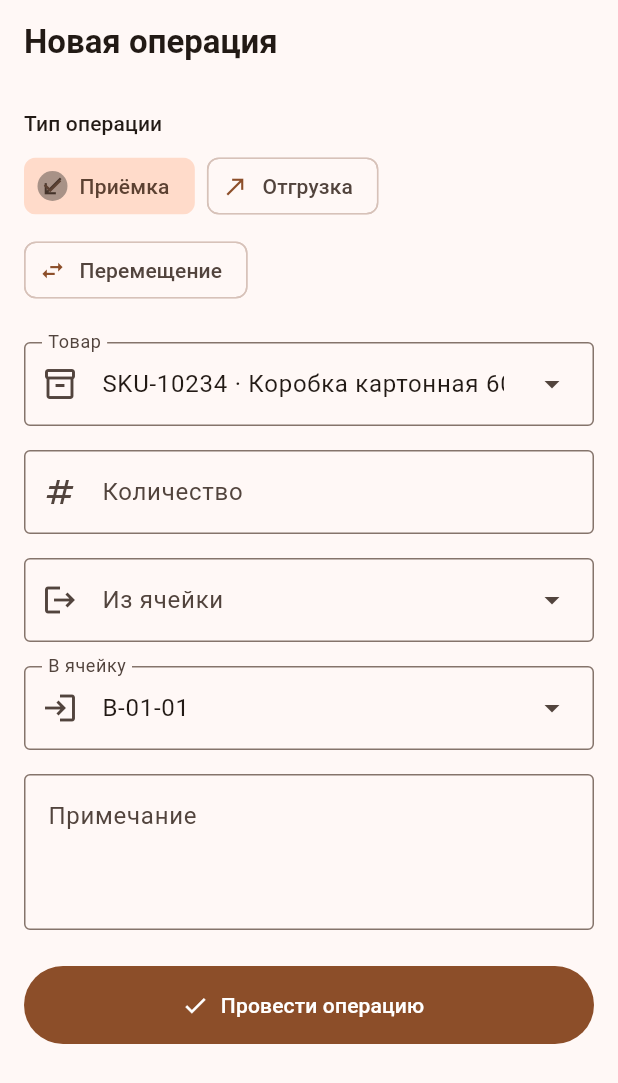
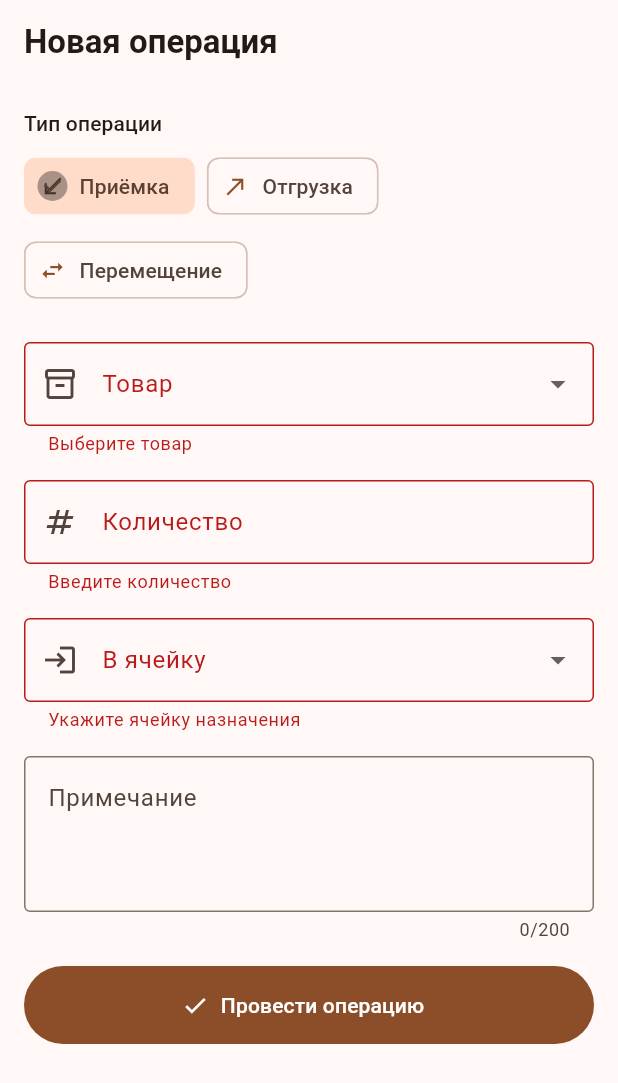
Before and after one commit to DmitriiAnghis/app_pam, a Flutter app: the OperationFormScreen screen opened by its route, after a tap on "Провести операцию", on a phone screen of 412 x 824 dp. Shown: the top 1083 px of the screen. Run offline on Flutter 3.47's test engine with Material 3 defaults, Android fonts, the phone set to English and light mode, and no system bars; our stand-ins replace go_router.

Commit message:
валидация

```diff
--- a/lib/screens/operation_form_screen.dart
+++ b/lib/screens/operation_form_screen.dart
@@ -1,8 +1,10 @@
 import 'package:flutter/material.dart';
+import 'package:flutter/services.dart';
+import 'package:go_router/go_router.dart';
 import '../data/mock_data.dart';
 import '../widgets/movement_tile.dart';
 
-class OperationFormScreen extends StatelessWidget {
+class OperationFormScreen extends StatefulWidget {
   final int? productId;
   final int? toLocationId;
   final String? type;
@@ -11,12 +13,75 @@ class OperationFormScreen extends StatelessWidget {
       {super.key, this.productId, this.toLocationId, this.type});
 
   @override
+  State<OperationFormScreen> createState() => _OperationFormScreenState();
+}
+
+class _OperationFormScreenState extends State<OperationFormScreen> {
+  final _formKey = GlobalKey<FormState>();
+  final _qtyCtrl = TextEditingController();
+  final _noteCtrl = TextEditingController();
+
+  late MovementType _type;
+  int? _productId;
+  int? _fromId;
+  int? _toId;
+
+  @override
+  void initState() {
+    super.initState();
+    _type = MovementType.values.firstWhere((t) => t.name == widget.type,
+        orElse: () => MovementType.receipt);
+    _productId = widget.productId;
+    _toId = widget.toLocationId;
+    if (_productId != null && _type != MovementType.receipt) {
+      _fromId = productById(_productId!).locationId;
+    }
+  }
+
+  @override
+  void dispose() {
+    _qtyCtrl.dispose();
+    _noteCtrl.dispose();
+    super.dispose();
+  }
+
+  bool get _needsFrom => _type != MovementType.receipt;
+  bool get _needsTo => _type != MovementType.shipment;
+
+  String? _validateQty(String? value) {
+    final qty = int.tryParse(value ?? '');
+    if (qty == null) return 'Введите количество';
+    if (qty <= 0) return 'Количество должно быть больше нуля';
+    if (qty > 100000) return 'Слишком большое количество';
+    if (_needsFrom && _productId != null) {
+      final stock = productById(_productId!).quantity;
+      if (qty > stock) return 'На остатке только $stock';
+    }
+    return null;
+  }
+
+  void _save() {
+    if (!_formKey.currentState!.validate()) return;
+    final product = productById(_productId!);
+    ScaffoldMessenger.of(context).showSnackBar(SnackBar(
+        content: Text(
+            '${movementLabel(_type)} проведена: ${product.sku}, ${_qtyCtrl.text} ${product.unit}')));
+    context.pop();
+  }
+
+  @override
   Widget build(BuildContext context) {
     final text = Theme.of(context).textTheme;
+    final locationItems = [
+      for (final l in mockLocations)
+        DropdownMenuItem(value: l.id, child: Text('${l.code} · ${l.zone}')),
+    ];
 
     return Scaffold(
       appBar: AppBar(title: const Text('Новая операция')),
-      body: ListView(
+      body: Form(
+        key: _formKey,
+        child: ListView(
           padding: const EdgeInsets.all(16),
           children: [
             Text('Тип операции', style: text.titleSmall),
@@ -29,72 +94,109 @@ class OperationFormScreen extends StatelessWidget {
                   ChoiceChip(
                     avatar: Icon(movementIcon(t), size: 18),
                     label: Text(movementLabel(t)),
-                  selected: t == MovementType.receipt,
-                  onSelected: (_) {},
+                    selected: t == _type,
+                    onSelected: (_) => setState(() => _type = t),
                   ),
               ],
             ),
             const SizedBox(height: 24),
-          DropdownMenu<int>(
-            expandedInsets: EdgeInsets.zero,
-            label: const Text('Товар'),
-            leadingIcon: const Icon(Icons.inventory_2_outlined),
-            initialSelection: mockProducts.first.id,
-            dropdownMenuEntries: [
+            DropdownButtonFormField<int>(
+              initialValue: _productId,
+              isExpanded: true,
+              decoration: const InputDecoration(
+                labelText: 'Товар',
+                prefixIcon: Icon(Icons.inventory_2_outlined),
+                border: OutlineInputBorder(),
+              ),
+              items: [
                 for (final p in mockProducts)
-                DropdownMenuEntry(value: p.id, label: '${p.sku} · ${p.name}'),
+                  DropdownMenuItem(
+                    value: p.id,
+                    child: Text('${p.sku} · ${p.name}',
+                        overflow: TextOverflow.ellipsis),
+                  ),
               ],
+              onChanged: (v) => setState(() => _productId = v),
+              validator: (v) => v == null ? 'Выберите товар' : null,
             ),
             const SizedBox(height: 16),
-          const TextField(
+            TextFormField(
+              controller: _qtyCtrl,
               keyboardType: TextInputType.number,
+              inputFormatters: [FilteringTextInputFormatter.digitsOnly],
+              textInputAction: TextInputAction.next,
               decoration: InputDecoration(
                 labelText: 'Количество',
-              prefixIcon: Icon(Icons.numbers),
-              suffixText: 'шт',
+                prefixIcon: const Icon(Icons.numbers),
+                suffixText: _productId == null
+                    ? null
+                    : productById(_productId!).unit,
+                border: const OutlineInputBorder(),
+              ),
+              validator: _validateQty,
+            ),
+            if (_needsFrom) ...[
+              const SizedBox(height: 16),
+              DropdownButtonFormField<int>(
+                key: const ValueKey('from'),
+                initialValue: _fromId,
+                isExpanded: true,
+                decoration: const InputDecoration(
+                  labelText: 'Из ячейки',
+                  prefixIcon: Icon(Icons.logout),
                   border: OutlineInputBorder(),
                 ),
+                items: locationItems,
+                onChanged: (v) => setState(() => _fromId = v),
+                validator: (v) => v == null ? 'Укажите ячейку-источник' : null,
               ),
+            ],
+            if (_needsTo) ...[
               const SizedBox(height: 16),
-          DropdownMenu<int>(
-            expandedInsets: EdgeInsets.zero,
-            label: const Text('Из ячейки'),
-            leadingIcon: const Icon(Icons.logout),
-            dropdownMenuEntries: [
-              for (final l in mockLocations)
-                DropdownMenuEntry(value: l.id, label: l.code),
+              DropdownButtonFormField<int>(
+                key: const ValueKey('to'),
+                initialValue: _toId,
+                isExpanded: true,
+                decoration: const InputDecoration(
+                  labelText: 'В ячейку',
+                  prefixIcon: Icon(Icons.login),
+                  border: OutlineInputBorder(),
+                ),
+                items: locationItems,
+                onChanged: (v) => setState(() => _toId = v),
+                validator: (v) {
+                  if (v == null) return 'Укажите ячейку назначения';
+                  if (_type == MovementType.transfer && v == _fromId) {
+                    return 'Ячейки должны различаться';
+                  }
+                  return null;
+                },
+              ),
             ],
-          ),
             const SizedBox(height: 16),
-          DropdownMenu<int>(
-            expandedInsets: EdgeInsets.zero,
-            label: const Text('В ячейку'),
-            leadingIcon: const Icon(Icons.login),
-            initialSelection: mockLocations[3].id,
-            dropdownMenuEntries: [
-              for (final l in mockLocations)
-                DropdownMenuEntry(value: l.id, label: l.code),
-            ],
-          ),
-          const SizedBox(height: 16),
-          const TextField(
+            TextFormField(
+              controller: _noteCtrl,
               maxLines: 3,
-            decoration: InputDecoration(
+              maxLength: 200,
+              textInputAction: TextInputAction.done,
+              decoration: const InputDecoration(
                 labelText: 'Примечание',
                 hintText: 'Например: накладная №4521',
                 alignLabelWithHint: true,
                 border: OutlineInputBorder(),
               ),
             ),
-          const SizedBox(height: 24),
+            const SizedBox(height: 16),
             FilledButton.icon(
-            style: FilledButton.styleFrom(minimumSize: const Size.fromHeight(52)),
-            onPressed: () {},
+              style:
+                  FilledButton.styleFrom(minimumSize: const Size.fromHeight(52)),
+              onPressed: _save,
               icon: const Icon(Icons.check),
               label: const Text('Провести операцию'),
             ),
           ],
         ),
+      ),
     );
   }
 }
```
Also changed, not shown: lib/screens/login_screen.dart (+61 -12 lines), pubspec.lock. Lines whose indentation alone changed are shown as unchanged.
